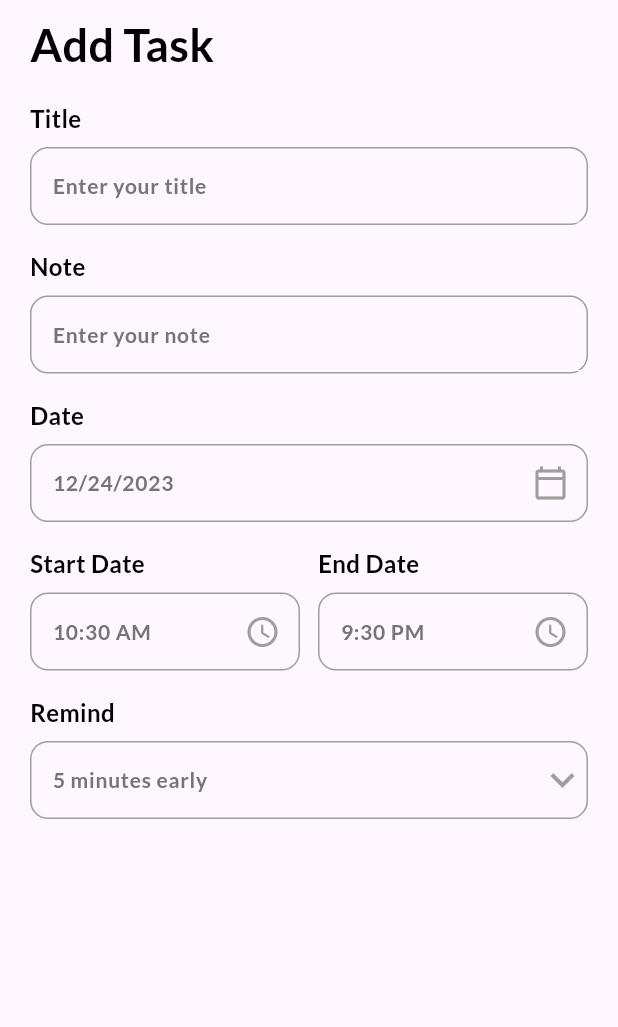
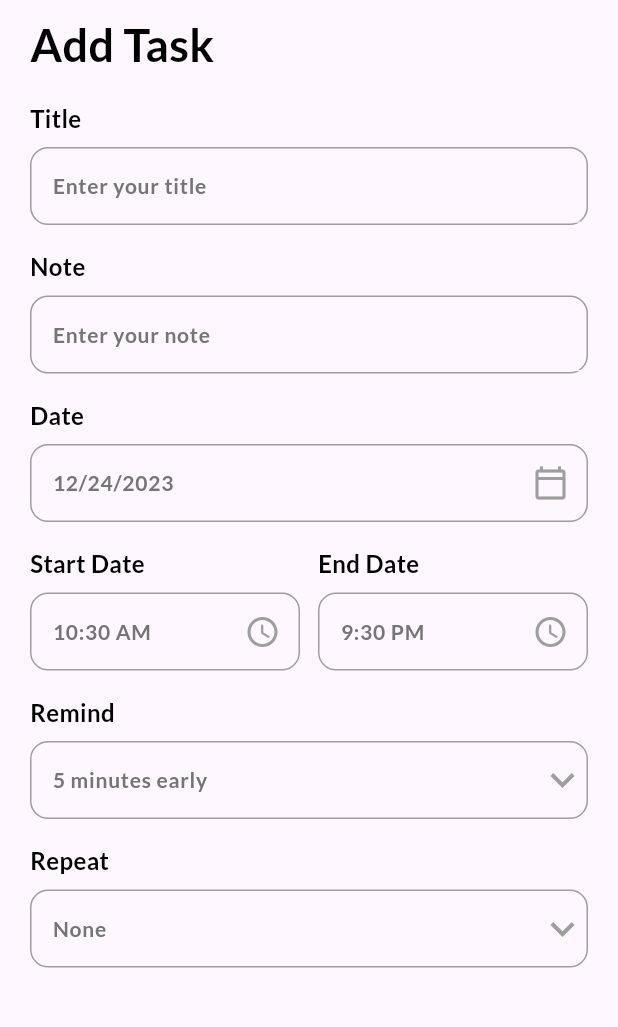
Before and after one commit to rizkiananda217/3C-K6-PPM, a Flutter app: the AddTaskPage screen opened directly, on a phone screen of 412 x 824 dp, the part 72-1099 px from its top. Run offline on Flutter 3.47's test engine with Material 3 defaults, Android fonts, the phone set to English and light mode, and no system bars; our stand-ins replace date_picker_timeline, get, get_storage, google_fonts; accounts and stored records are empty.

Commit message:
menambahkan reppeat dengan DropdownButton

```diff
--- a/aplikasi_trio_todo/lib/pages/add_task_bar.dart
+++ b/aplikasi_trio_todo/lib/pages/add_task_bar.dart
@@ -18,6 +18,8 @@
   String _startTime = DateFormat("hh:mm a").format(DateTime.now()).toString();
   int _selectedRemind = 5;
   List<int> remindList = [5, 10, 15, 20, 25, 30];
+  String _selectedRepeat = "None";
+  List<String> repeatList = ["None", "Daily", "Weekly", "Monthly"];
 
   @override
   Widget build(BuildContext context) {
@@ -105,6 +107,34 @@
                           child: Text(value.toString()));
                     }).toList(),
                   ),
+                ),
+                MyInputField(
+                  title: "Repeat",
+                  hint: "$_selectedRepeat",
+                  widget: DropdownButton(
+                    icon: Icon(
+                      Icons.keyboard_arrow_down,
+                      color: Colors.grey,
+                    ),
+                    iconSize: 32,
+                    elevation: 4,
+                    style: subTitleStyle,
+                    underline: Container(
+                      height: 0,
+                    ),
+                    onChanged: (String? newValue) {
+                      setState(() {
+                        _selectedRepeat = newValue!;
+                      });
+                    },
+                    items: repeatList
+                        .map<DropdownMenuItem<String>>((String? value) {
+                      return DropdownMenuItem<String>(
+                          value: value,
+                          child: Text(value!,
+                              style: TextStyle(color: Colors.grey)));
+                    }).toList(),
+                  ),
                 )
               ],
             ),
```
